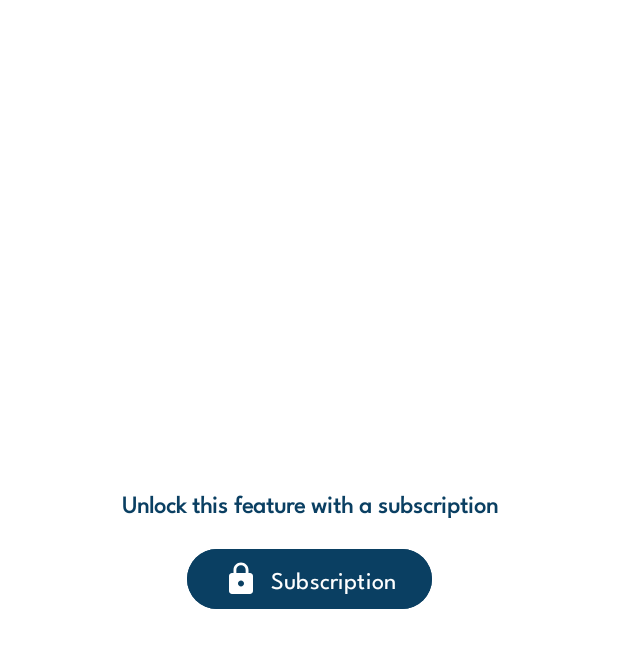
After one commit to Narsumku/Mobile-Development, an Android app: the fragment ChatFragment shown on its own in the app's theme, on a phone screen of 412 x 824 dp. The commit adds this screen. Shown: the top 648 px of the screen. Run offline under Robolectric (Android 15) with nearby library versions, the phone set to English and light mode, and no system bars; network calls fail; 1 statement that could not run was skipped.

Commit message:
Add chat feature, subscription, layouting, alert dialog, and navbar item

```diff
--- /dev/null
+++ b/app/src/main/java/com/bangkit/narsumku/ui/fragment/ChatFragment.kt
@@ -0,0 +1,36 @@
+package com.bangkit.narsumku.ui.fragment
+
+import android.os.Bundle
+import androidx.fragment.app.Fragment
+import android.view.LayoutInflater
+import android.view.View
+import android.view.ViewGroup
+import android.widget.Button
+import androidx.appcompat.app.AlertDialog
+import com.bangkit.narsumku.R
+
+class ChatFragment : Fragment() {
+
+    override fun onCreate(savedInstanceState: Bundle?) {
+        super.onCreate(savedInstanceState)
+    }
+
+    override fun onCreateView(
+        inflater: LayoutInflater, container: ViewGroup?,
+        savedInstanceState: Bundle?
+    ): View? {
+        val view = inflater.inflate(R.layout.fragment_chat, container, false)
+
+        val btnSubscription: Button = view.findViewById(R.id.btnSubscription)
+
+        btnSubscription.setOnClickListener {
+            AlertDialog.Builder(requireContext())
+                .setTitle("Subscription")
+                .setMessage("This feature will be available soon.")
+                .setPositiveButton("OK", null)
+                .show()
+        }
+
+        return view
+    }
+}
--- /dev/null
+++ b/app/src/main/res/drawable/ic_chat.xml
@@ -0,0 +1,5 @@
+<vector android:autoMirrored="true" android:height="24dp"
+    android:tint="#FFFFFF" android:viewportHeight="24"
+    android:viewportWidth="24" android:width="24dp" xmlns:android="http://schemas.android.com/apk/res/android">
+    <path android:fillColor="@android:color/white" android:pathData="M20,2L4,2c-1.1,0 -1.99,0.9 -1.99,2L2,22l4,-4h14c1.1,0 2,-0.9 2,-2L22,4c0,-1.1 -0.9,-2 -2,-2zM6,9h12v2L6,11L6,9zM14,14L6,14v-2h8v2zM18,8L6,8L6,6h12v2z"/>
+</vector>
--- /dev/null
+++ b/app/src/main/res/drawable/ic_subs.xml
@@ -0,0 +1,5 @@
+<vector android:height="24dp" android:tint="#FFFFFF"
+    android:viewportHeight="24" android:viewportWidth="24"
+    android:width="24dp" xmlns:android="http://schemas.android.com/apk/res/android">
+    <path android:fillColor="@android:color/white" android:pathData="M18,8h-1L17,6c0,-2.76 -2.24,-5 -5,-5S7,3.24 7,6v2L6,8c-1.1,0 -2,0.9 -2,2v10c0,1.1 0.9,2 2,2h12c1.1,0 2,-0.9 2,-2L20,10c0,-1.1 -0.9,-2 -2,-2zM12,17c-1.1,0 -2,-0.9 -2,-2s0.9,-2 2,-2 2,0.9 2,2 -0.9,2 -2,2zM15.1,8L8.9,8L8.9,6c0,-1.71 1.39,-3.1 3.1,-3.1 1.71,0 3.1,1.39 3.1,3.1v2z"/>
+</vector>
--- /dev/null
+++ b/app/src/main/res/drawable/rounded_active_indicator.xml
@@ -0,0 +1,5 @@
+<?xml version="1.0" encoding="utf-8"?>
+<shape xmlns:android="http://schemas.android.com/apk/res/android">
+    <solid android:color="@color/teal_700" />
+    <corners android:radius="100dp" /> <!-- Radius tinggi untuk membuat bentuk bulat -->
+</shape>
--- /dev/null
+++ b/app/src/main/res/layout/fragment_chat.xml
@@ -0,0 +1,43 @@
+<?xml version="1.0" encoding="utf-8"?>
+<androidx.constraintlayout.widget.ConstraintLayout xmlns:android="http://schemas.android.com/apk/res/android"
+    xmlns:tools="http://schemas.android.com/tools"
+    android:layout_width="match_parent"
+    android:layout_height="match_parent"
+    xmlns:app="http://schemas.android.com/apk/res-auto"
+    android:background="@color/white"
+    tools:context=".ui.fragment.ChatFragment">
+
+    <TextView
+        android:id="@+id/tvSubs"
+        android:layout_width="match_parent"
+        android:layout_height="wrap_content"
+        android:layout_margin="16dp"
+        android:fontFamily="@font/leaguespartan"
+        android:text="Unlock this feature with a subscription"
+        android:textAlignment="center"
+        android:textColor="@color/blue"
+        android:textSize="16sp"
+        android:textStyle="bold"
+        app:layout_constraintBottom_toBottomOf="parent"
+        app:layout_constraintEnd_toEndOf="parent"
+        app:layout_constraintStart_toStartOf="parent"
+        app:layout_constraintTop_toTopOf="parent"
+        app:layout_constraintVertical_bias="0.4"
+        tools:ignore="TextContrastCheck" />
+
+    <Button
+        android:id="@+id/btnSubscription"
+        android:layout_width="wrap_content"
+        android:layout_height="wrap_content"
+        android:layout_marginTop="16dp"
+        android:backgroundTint="@color/blue"
+        android:drawableLeft="@drawable/ic_subs"
+        android:fontFamily="@font/leaguespartan"
+        android:text="@string/subs"
+        android:textColor="@color/white"
+        android:textSize="16sp"
+        app:layout_constraintEnd_toEndOf="parent"
+        app:layout_constraintStart_toStartOf="parent"
+        app:layout_constraintTop_toBottomOf="@id/tvSubs" />
+
+</androidx.constraintlayout.widget.ConstraintLayout>
--- a/app/src/main/res/layout/fragment_home.xml
+++ b/app/src/main/res/layout/fragment_home.xml
@@ -168,11 +168,12 @@
             android:layout_width="match_parent"
             android:layout_height="500dp"
             android:layout_marginTop="16dp"
-            android:layout_marginBottom="24dp"
+            android:layout_marginBottom="96dp"
             android:background="@drawable/round_gray_background"
             app:layout_constraintTop_toBottomOf="@id/constraintPopular"
             app:layout_constraintStart_toStartOf="parent"
-            app:layout_constraintEnd_toEndOf="parent">
+            app:layout_constraintEnd_toEndOf="parent"
+            app:layout_constraintBottom_toBottomOf="parent">
 
             <TextView
                 android:id="@+id/tvRecommended"
--- a/app/src/main/res/layout/fragment_search.xml
+++ b/app/src/main/res/layout/fragment_search.xml
@@ -28,7 +28,10 @@
             android:id="@+id/constraintRound"
             android:layout_width="0dp"
             android:layout_height="wrap_content"
-            android:layout_margin="16dp"
+            android:layout_marginStart="16dp"
+            android:layout_marginEnd="16dp"
+            android:layout_marginTop="16dp"
+            android:layout_marginBottom="112dp"
             android:background="@drawable/round_gray_background"
             app:layout_constraintBottom_toBottomOf="parent"
             app:layout_constraintEnd_toEndOf="parent"
--- a/app/src/main/res/menu/bottom_nav_menu.xml
+++ b/app/src/main/res/menu/bottom_nav_menu.xml
@@ -15,4 +15,9 @@
         android:id="@+id/navigation_profile"
         android:icon="@drawable/ic_profile_circle_24dp"
         android:title="@string/title_profile" />
+
+    <item
+        android:id="@+id/navigation_chat"
+        android:icon="@drawable/ic_chat"
+        android:title="@string/title_chat" />
 </menu>
--- a/app/src/main/res/values-night/themes.xml
+++ b/app/src/main/res/values-night/themes.xml
@@ -19,4 +19,8 @@
         <item name="cornerFamily">rounded</item>
         <item name="cornerSize">20%</item>
     </style>
+
+    <style name="CustomActiveIndicator">
+        <item name="android:background">@drawable/rounded_active_indicator</item>
+    </style>
 </resources>
--- a/app/src/main/res/values/strings.xml
+++ b/app/src/main/res/values/strings.xml
@@ -38,4 +38,8 @@
     <string name="success_title">Yeah!</string>
     <string name="error_title">Oops!</string>
     <string name="search">Search</string>
+    <!-- TODO: Remove or change this placeholder text -->
+    <string name="hello_blank_fragment">Hello blank fragment</string>
+    <string name="title_chat">Chat</string>
+    <string name="subs">Subscription</string>
 </resources>
--- a/app/src/main/res/values/themes.xml
+++ b/app/src/main/res/values/themes.xml
@@ -20,5 +20,9 @@
         <item name="cornerSize">20%</item>
     </style>
 
+    <style name="CustomActiveIndicator">
+        <item name="android:background">@drawable/rounded_active_indicator</item>
+    </style>
+
     <style name="Theme.Narsumku" parent="Base.Theme.Narsumku" />
 </resources>
```
Also changed, not shown: app/src/main/res/layout/activity_main.xml (+14 -12 lines), app/src/main/res/navigation/mobile_navigation.xml (+7 -1 lines).
